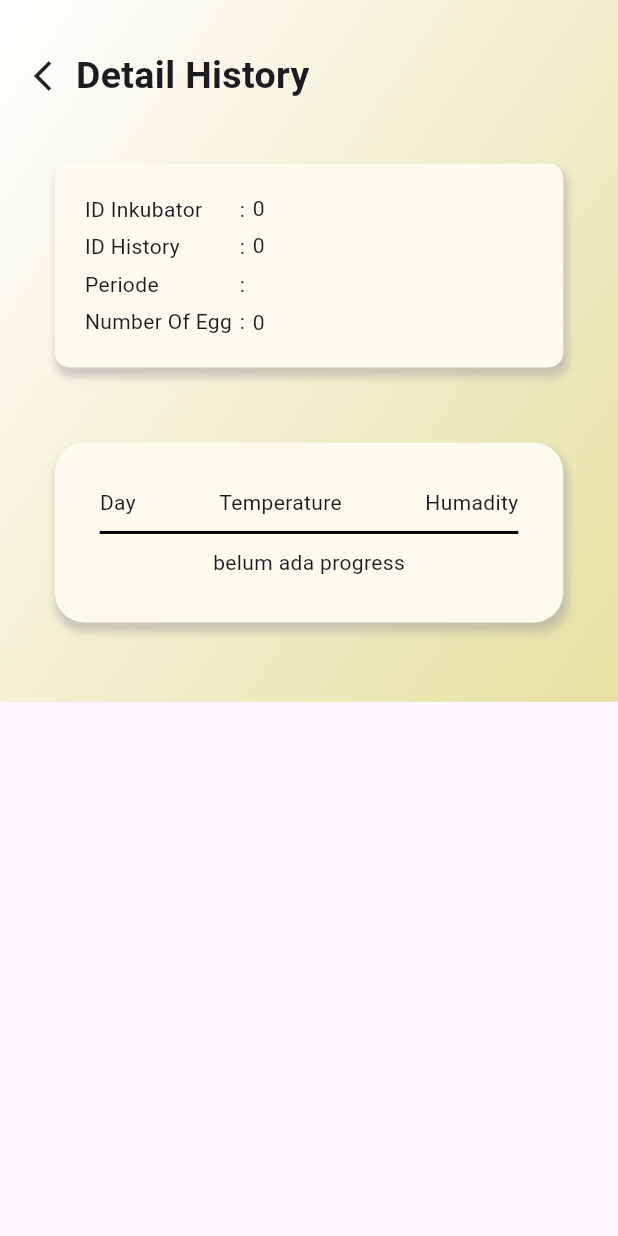
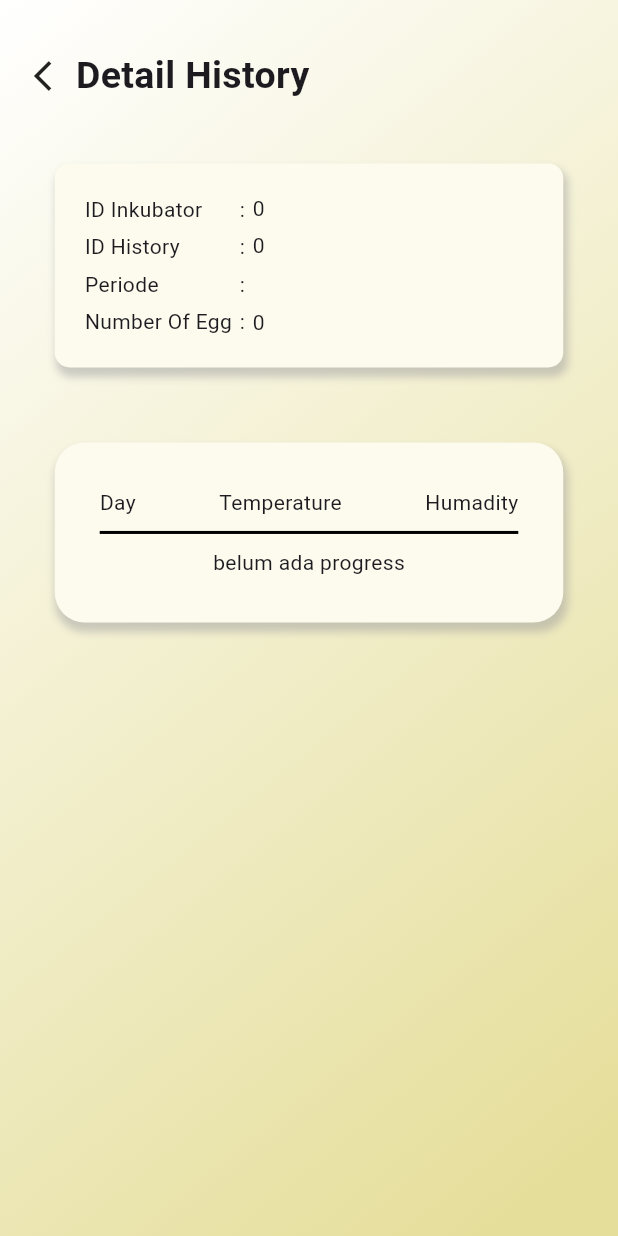
Before and after one commit to Akhdanre/Tetas.in, a Flutter app: the DetailHistory screen opened directly with empty values, on a phone screen of 412 x 824 dp. Run offline on Flutter 3.47's test engine with Material 3 defaults, Android fonts, the light colour scheme and no system bars; our stand-ins replace bloc, flutter_bloc, flutter_local_notifications, shared_preferences; missing offline and left inert: flutter_client_sse; accounts and stored records are empty; generated files the repository leaves out were written again; network calls fail.

Commit message:
adjust view detail history backgoround fit with screen

```diff
--- a/lib/src/presentation/pages/detail_history.dart
+++ b/lib/src/presentation/pages/detail_history.dart
@@ -35,9 +35,10 @@ class _DetailHistoryState extends State<DetailHistory> {
     SizeConfig screen = SizeConfig(context);
     return Scaffold(
         body: SafeArea(
-            child: Background(
-      screen: screen,
-      child: Padding(
+            child: Stack(
+      children: [
+        Background(screen: screen, child: Container()),
+        Padding(
           padding: EdgeInsets.symmetric(
             vertical: screen.vertical2,
             horizontal: screen.horizontal2,
@@ -162,7 +163,8 @@ class _DetailHistoryState extends State<DetailHistory> {
                             builder: (context, state) {
                               if (state is DetailHistoryUpdate) {
                                 return ListView.builder(
-                                  physics: const NeverScrollableScrollPhysics(),
+                                    physics:
+                                        const NeverScrollableScrollPhysics(),
                                     shrinkWrap: true,
                                     itemCount: state.data.length,
                                     itemBuilder: (context, index) =>
@@ -202,9 +204,10 @@ class _DetailHistoryState extends State<DetailHistory> {
                           )
                         ],
                       ),
-                  ))
+                    )),
               ])),
         ),
+      ],
     )));
   }
 }
```
Lines whose indentation alone changed are shown as unchanged.
